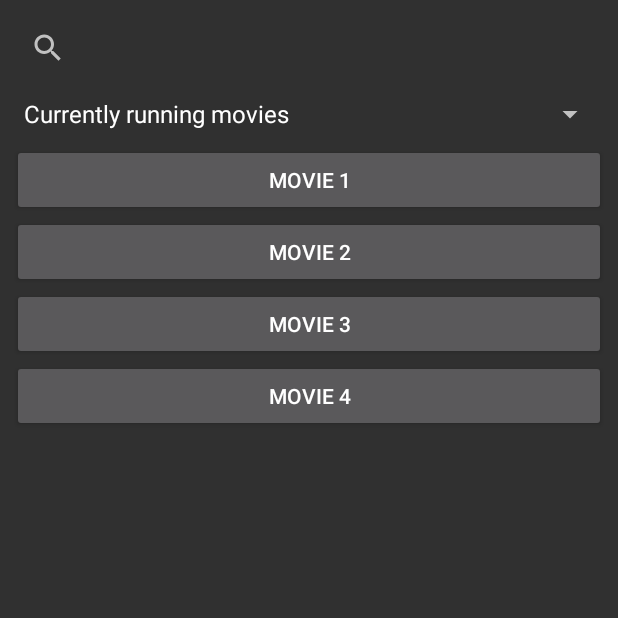
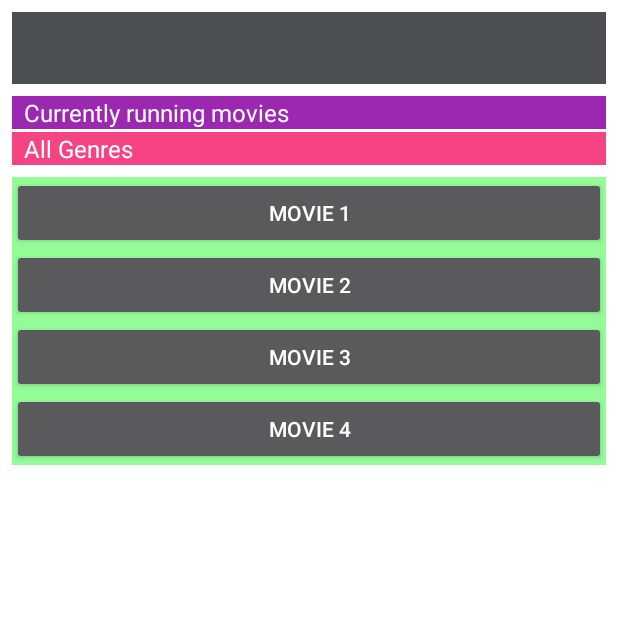
Before and after one commit to yasbik/Ixalan, an Android app: the screen it shows after launch (MovieListActivity), on a phone screen of 412 x 824 dp, the top half of it. Run offline under Robolectric (Android 15) with nearby library versions, the phone set to English and light mode, and no system bars.

Commit message:
Genre filter & cast button

```diff
--- a/app/src/main/java/com/example/ixalan/presentation/MovieListActivity.java
+++ b/app/src/main/java/com/example/ixalan/presentation/MovieListActivity.java
@@ -47,6 +47,7 @@ public class MovieListActivity extends AppCompatActivity
         }};
 
         populateMovies();
+
     }
 
     public static String get_MOVIE_NAME()
--- a/app/src/main/res/layout/movie_details.xml
+++ b/app/src/main/res/layout/movie_details.xml
@@ -64,4 +64,16 @@
         app:layout_constraintBottom_toBottomOf="parent"
         app:layout_constraintEnd_toEndOf="parent"
         app:layout_constraintStart_toStartOf="parent" />
+
+    <Button
+        android:id="@+id/button"
+        android:layout_width="wrap_content"
+        android:layout_height="wrap_content"
+        android:layout_marginTop="8dp"
+        android:layout_marginEnd="10dp"
+        android:layout_marginRight="10dp"
+        android:text="Cast"
+        app:layout_constraintEnd_toStartOf="@+id/movie_poster_imageview"
+        app:layout_constraintStart_toStartOf="parent"
+        app:layout_constraintTop_toTopOf="parent" />
 </androidx.constraintlayout.widget.ConstraintLayout>
--- a/app/src/main/res/layout/movie_list.xml
+++ b/app/src/main/res/layout/movie_list.xml
@@ -5,6 +5,7 @@
     android:id="@+id/movie_list_layout"
     android:layout_width="match_parent"
     android:layout_height="match_parent"
+    android:background="#FFFFFF"
     tools:context=".presentation.MovieListActivity">
 
     <SearchView
@@ -16,6 +17,8 @@
         android:layout_marginTop="8dp"
         android:layout_marginEnd="8dp"
         android:layout_marginRight="8dp"
+        android:background="#777171"
+        android:foreground="#4C5052"
         android:imeOptions="actionDone"
         app:layout_constraintEnd_toEndOf="parent"
         app:layout_constraintStart_toStartOf="parent"
@@ -32,13 +35,39 @@
         android:layout_marginTop="8dp"
         android:layout_marginEnd="8dp"
         android:layout_marginRight="8dp"
+        android:layout_marginBottom="8dp"
         android:layout_weight="1"
+        android:background="#9C27B0"
+        android:dropDownSelector="@color/black"
         android:entries="@array/movie_display_filters"
         android:spinnerMode="dialog"
+        app:layout_constraintBottom_toTopOf="@+id/filter_genres_spinner"
         app:layout_constraintEnd_toEndOf="parent"
+        app:layout_constraintHorizontal_bias="0.0"
         app:layout_constraintStart_toStartOf="parent"
         app:layout_constraintTop_toBottomOf="@+id/search_movies_searchview"
-        >
+        app:layout_constraintVertical_bias="0.0">
+
+    </Spinner>
+
+    <Spinner
+        android:id="@+id/filter_genres_spinner"
+        android:layout_width="match_parent"
+        android:layout_height="wrap_content"
+        android:layout_marginStart="8dp"
+        android:layout_marginLeft="8dp"
+        android:layout_marginTop="32dp"
+        android:layout_marginEnd="8dp"
+        android:layout_marginRight="8dp"
+        android:layout_weight="1"
+        android:background="#F64381"
+        android:dropDownSelector="@color/black"
+        android:entries="@array/movie_genres_filters"
+        android:spinnerMode="dialog"
+        app:layout_constraintEnd_toEndOf="parent"
+        app:layout_constraintHorizontal_bias="0.0"
+        app:layout_constraintStart_toStartOf="parent"
+        app:layout_constraintTop_toBottomOf="@+id/search_movies_searchview">
 
     </Spinner>
 
@@ -51,15 +80,19 @@
         android:layout_marginTop="8dp"
         android:layout_marginEnd="8dp"
         android:layout_marginRight="8dp"
+        android:layout_marginBottom="8dp"
         app:layout_constraintBottom_toBottomOf="parent"
         app:layout_constraintEnd_toEndOf="parent"
+        app:layout_constraintHorizontal_bias="0.406"
         app:layout_constraintStart_toStartOf="parent"
-        app:layout_constraintTop_toBottomOf="@+id/filter_movies_spinner">
+        app:layout_constraintTop_toBottomOf="@+id/filter_genres_spinner"
+        app:layout_constraintVertical_bias="0.324">
 
         <LinearLayout
             android:id="@+id/movies_list_linear_layout"
             android:layout_width="match_parent"
             android:layout_height="wrap_content"
+            android:background="#95FB99"
             android:orientation="vertical" />
     </ScrollView>
 
--- a/app/src/main/res/values/strings.xml
+++ b/app/src/main/res/values/strings.xml
@@ -7,4 +7,12 @@
         <item>Currently running movies</item>
         <item>Upcoming movies</item>
     </string-array>
+
+    <string-array name="movie_genres_filters">
+        <item>All Genres</item>
+        <item>Action and Adventure</item>
+        <item>Kids and Family</item>
+        <item>Comedy</item>
+        <item>Science Fiction</item>
+    </string-array>
 </resources>
```
